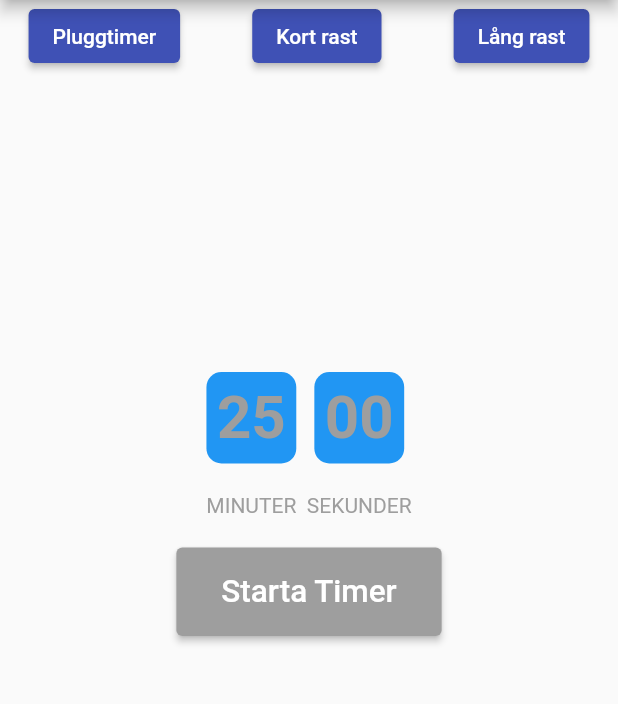
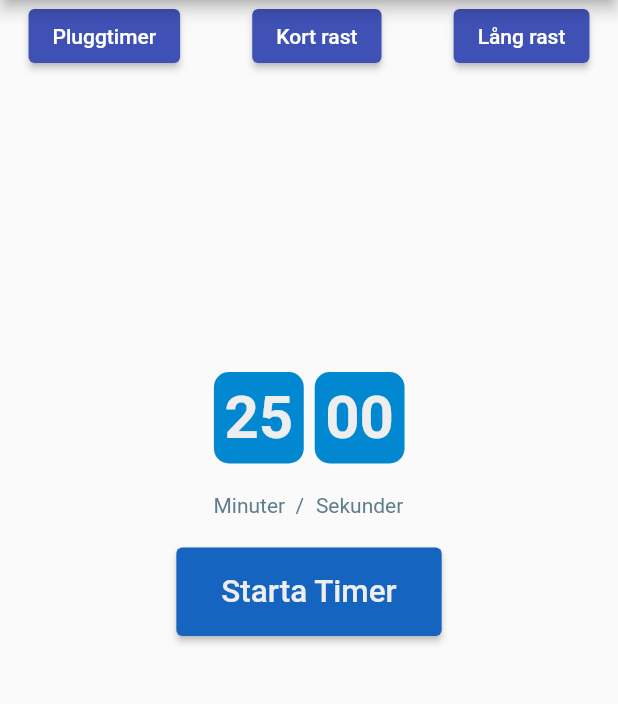
Before and after one commit to gu-tig169-ht21/Grupp-3, a Flutter app: the screen it shows after launch, after a tap on "PLUGGA", on a phone screen of 412 x 824 dp, the part 84-788 px from its top. Run offline on Flutter 3.47's test engine with Material 2 defaults, Android fonts, the phone set to English and light mode, and no system bars; our stand-ins replace cloud_firestore, firebase_core, firebase_database, firebase_messaging, firebase_storage; accounts and stored records are empty.

Commit message:
commit timer merge

```diff
--- a/lib/views/homepageview.dart
+++ b/lib/views/homepageview.dart
@@ -1,6 +1,6 @@
 import 'package:flutter/material.dart';
 import 'package:my_first_app/views/taskview.dart';
-import 'package:my_first_app/views/timerviews/timerview.dart';
+import 'timerviews/firsttimerview.dart';
 
 class HomePage extends StatelessWidget {
   const HomePage({Key? key}) : super(key: key);
@@ -22,8 +22,8 @@ class HomePage extends StatelessWidget {
             Container(height: 20),
             ElevatedButton(
               onPressed: () {
-                Navigator.push(context,
-                    MaterialPageRoute(builder: (context) => TimerView()));
+               Navigator.push(context,
+                    MaterialPageRoute(builder: (context) => FirstTimerView()));
               },
               child: const Text('PLUGGA'),
             ),
--- a/lib/views/timerviews/timerview.dart
+++ b/lib/views/timerviews/firsttimerview.dart
@@ -2,21 +2,19 @@ import 'dart:async';
 
 import 'package:flutter/cupertino.dart';
 import 'package:flutter/material.dart';
-import 'package:my_first_app/views/timerviews/secondtimer.dart';
+import 'package:my_first_app/views/timerviews/secondtimerview.dart';
 
-class TimerView extends StatefulWidget {
+import 'thirdtimerview.dart';
+
+class FirstTimerView extends StatefulWidget {
   @override
-  State<TimerView> createState() => _TimerViewState();
+  State<FirstTimerView> createState() => _FirstTimerView();
 }
 
-class _TimerViewState extends State<TimerView> {
-
+class _FirstTimerView extends State<FirstTimerView> {
   static const countDownDuration = Duration(minutes: 25, seconds: 0);
   Duration duration = countDownDuration;
 
-  /*static const secondCountDownDuration = Duration(minutes: 5, seconds: 0);
-  Duration secondDuration = secondCountDownDuration;
-*/
   Timer? timer;
 
   bool countDown = true;
@@ -35,8 +33,7 @@ class _TimerViewState extends State<TimerView> {
   }
 
   void startTimer() {
-    timer = Timer.periodic(Duration(seconds: 1), (_) =>
-    addTime());
+    timer = Timer.periodic(Duration(seconds: 1), (_) => addTime());
   }
 
   void addTime() {
@@ -81,7 +78,6 @@ class _TimerViewState extends State<TimerView> {
               height: 20,
             ),
             stopWidget(),
-
           ],
         ),
       ),
@@ -91,9 +87,7 @@ class _TimerViewState extends State<TimerView> {
   Widget buttonWidget() {
     final isLive = timer == null ? false : timer!.isActive;
     final isDone = duration.inSeconds == 0;
-    return Row(
-    mainAxisAlignment: MainAxisAlignment.spaceEvenly,
-                children: [
+    return Row(mainAxisAlignment: MainAxisAlignment.spaceEvenly, children: [
       ElevatedButton(
         onPressed: () {
           if (isLive) {
@@ -101,29 +95,27 @@ class _TimerViewState extends State<TimerView> {
           }
         },
         child: const Text('Pluggtimer'),
-
       ),
       Container(width: 10),
       ElevatedButton(
         onPressed: () {
           Navigator.push(context,
-                    MaterialPageRoute(builder: (context) => SecondTimer()));
+              MaterialPageRoute(builder: (context) => SecondTimerView()));
         },
         child: const Text('Kort rast'),
-
       ),
       Container(width: 10),
       ElevatedButton(
-                    onPressed: () {},
+        onPressed: () {
+          Navigator.push(context,
+              MaterialPageRoute(builder: (context) => ThirdTimerView()));
+        },
         child: const Text('Lång rast'),
-
       ),
-                  ]
-  );
+    ]);
   }
 
   Widget timeWidget() {
-
     String twoNumbers(int number) => number.toString().padLeft(2, '0');
     final minutes = twoNumbers(duration.inMinutes.remainder(60));
     final seconds = twoNumbers(duration.inSeconds.remainder(60));
@@ -132,12 +124,12 @@ class _TimerViewState extends State<TimerView> {
       children: [
         timeWidgetCard(
           time: minutes,
-          header: 'MINUTER',
+          header: 'Minuter  /',
         ),
         SizedBox(width: 7),
         timeWidgetCard(
           time: seconds,
-          header: 'SEKUNDER',
+          header: 'Sekunder',
         )
       ],
     );
@@ -150,19 +142,19 @@ class _TimerViewState extends State<TimerView> {
           Container(
             padding: EdgeInsets.all(7),
             decoration: BoxDecoration(
-              color: Colors.blue,
+              color: Colors.lightBlue[700],
               borderRadius: BorderRadius.circular(10),
             ),
             child: Text(
               time,
               style: TextStyle(
                   fontWeight: FontWeight.bold,
-                  color: Colors.grey,
+                  color: Colors.grey[200],
                   fontSize: 40),
             ),
           ),
           SizedBox(height: 20),
-          Text(header, style: TextStyle(color: Colors.grey)),
+          Text(header, style: TextStyle(color: Colors.blueGrey)),
         ],
       );
 
@@ -170,31 +162,32 @@ class _TimerViewState extends State<TimerView> {
     final isLive = timer == null ? false : timer!.isActive;
     final isDone = duration.inSeconds == 0;
     return isLive || isDone
-       ? Row(
-         mainAxisAlignment: MainAxisAlignment.center,
-         children:[
+        ? Row(mainAxisAlignment: MainAxisAlignment.center, children: [
             ButtonWidget(
                 text: 'Pausa',
-            color: Colors.grey,
-            backgroundColor: Colors.white,
+                color: Colors.blue.shade800,
+                backgroundColor: Colors.grey.shade200,
                 onClicked: () {
                   if (isLive) {
                     stopTimer(resets: false);
                   }
-
                 }),
             SizedBox(width: 10),
-            ButtonWidget(text: 'Avbryt',
+            ButtonWidget(
+                text: 'Avbryt',
+                color: Colors.grey.shade200,
+                backgroundColor: Colors.blue.shade800,
                 onClicked: () {
                   stopTimer();
                 })
-         ]
-       )
-            : ButtonWidget(text: 'Starta Timer', onClicked: (){
+          ])
+        : ButtonWidget(
+            text: 'Starta Timer',
+            color: Colors.grey.shade200,
+            backgroundColor: Colors.blue.shade800,
+            onClicked: () {
               startTimer();
             });
-
-
   }
 }
 
```
Also changed, not shown: lib/views/timerviews/secondtimerview.dart (added, +219 -0 lines), lib/views/timerviews/thirdtimerview.dart (renamed from lib/views/timerviews/secondtimer.dart, +29 -35 lines). Lines whose indentation alone changed are shown as unchanged.
